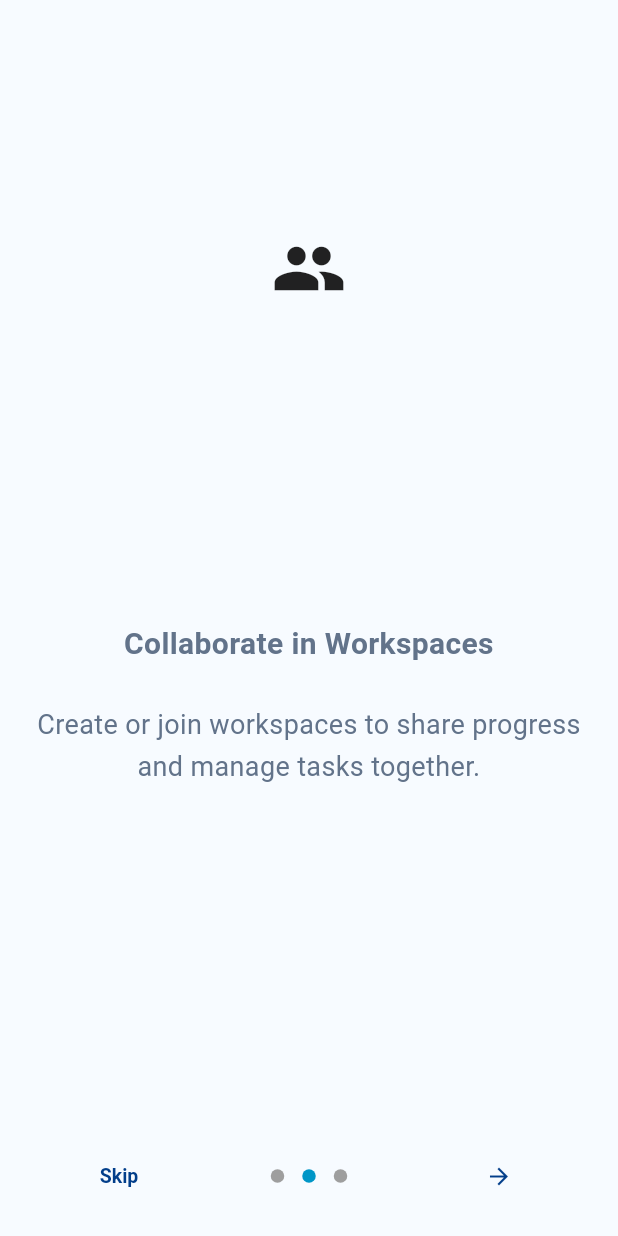
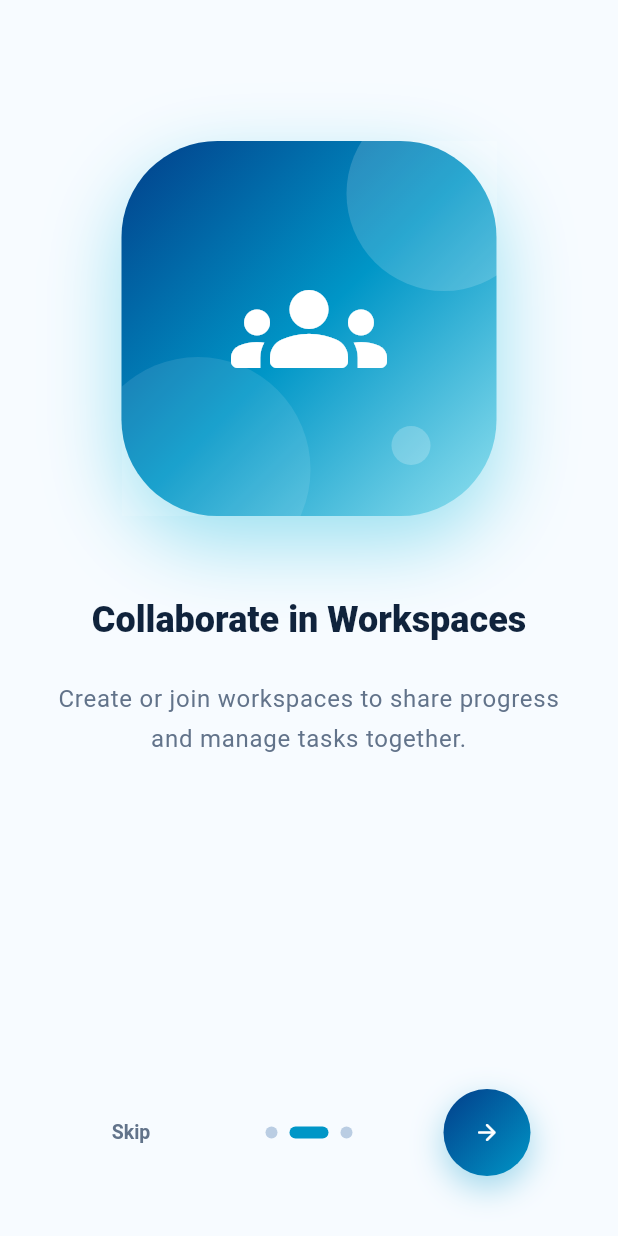
Before and after one commit to workabeer625-ai/nexora_app, a Flutter app: the screen it shows after launch, swiped to page 2, on a phone screen of 412 x 824 dp. Run offline on Flutter 3.47's test engine with Material 3 defaults, Android fonts, the phone set to English and light mode, and no system bars; drawn by our look-alikes of introduction_screen; our stand-ins replace cloud_firestore, firebase_auth, firebase_core, firebase_storage, qr_flutter, share_plus and 1 more; missing offline and left inert: mobile_scanner; accounts and stored records are empty.

Commit message:
إعادة تصميم شاشات التعريف الثلاث بهوية فاخرة
Co-authored-by: arena-agent <297053741+arena-agent@users.noreply.github.com>

```diff
--- a/lib/features/onboarding/presentation/pages/onboarding_page.dart
+++ b/lib/features/onboarding/presentation/pages/onboarding_page.dart
@@ -4,6 +4,7 @@ import 'package:nexora_app/app/pages/app_shell_page.dart';
 import 'package:shared_preferences/shared_preferences.dart';
 
 import '../../../../core/localization/app_localizations.dart';
+import '../../../../core/theme/app_tokens.dart';
 
 class OnboardingPage extends StatelessWidget {
   const OnboardingPage({super.key});
@@ -21,7 +22,25 @@ class OnboardingPage extends StatelessWidget {
 
   @override
   Widget build(BuildContext context) {
+    final theme = Theme.of(context);
+    final decoration = PageDecoration(
+      titleTextStyle: theme.textTheme.headlineSmall!.copyWith(
+        fontWeight: FontWeight.w800,
+        color: AppColors.ink,
+        height: 1.25,
+      ),
+      bodyTextStyle: theme.textTheme.bodyLarge!.copyWith(
+        color: AppColors.inkMuted,
+        height: 1.7,
+      ),
+      imagePadding: const EdgeInsets.only(top: 56),
+      contentMargin: const EdgeInsets.symmetric(horizontal: 28),
+      pageColor: AppColors.canvas,
+      footerPadding: const EdgeInsets.only(top: 16),
+    );
+
     return IntroductionScreen(
+      globalBackgroundColor: AppColors.canvas,
       pages: [
         PageViewModel(
           title: context.tr(en: 'Welcome to Nexora', ar: 'مرحبًا بك في Nexora'),
@@ -29,7 +48,12 @@ class OnboardingPage extends StatelessWidget {
             en: 'Manage projects and collaborate with your team in one calm workspace.',
             ar: 'أدر مشاريعك وتعاون مع فريقك في مساحة عمل واحدة ومنظمة.',
           ),
-          image: const Center(child: Icon(Icons.waving_hand, size: 50.0)),
+          image: _OnboardingArt(
+            gradient: [AppColors.primaryStrong, AppColors.primary],
+            glow: AppColors.primary,
+            icon: Icons.waving_hand_rounded,
+          ),
+          decoration: decoration,
         ),
         PageViewModel(
           title: context.tr(
@@ -40,7 +64,12 @@ class OnboardingPage extends StatelessWidget {
             en: 'Create or join workspaces to share progress and manage tasks together.',
             ar: 'أنشئ مساحات عمل أو انضم إليها لمشاركة التقدم وإدارة المهام معًا.',
           ),
-          image: const Center(child: Icon(Icons.group, size: 50.0)),
+          image: _OnboardingArt(
+            gradient: AppColors.memberHeroGradient,
+            glow: AppColors.member,
+            icon: Icons.groups_rounded,
+          ),
+          decoration: decoration,
         ),
         PageViewModel(
           title: context.tr(en: 'Join in seconds', ar: 'انضم خلال ثوانٍ'),
@@ -48,21 +77,194 @@ class OnboardingPage extends StatelessWidget {
             en: 'Use an invite code or scan a QR, preview the workspace, then request access.',
             ar: 'استخدم كود الدعوة أو امسح رمز QR، وعاين المساحة، ثم اطلب الوصول.',
           ),
-          image: const Center(child: Icon(Icons.qr_code_scanner, size: 50.0)),
+          image: _OnboardingArt(
+            gradient: AppColors.adminHeroGradient,
+            glow: AppColors.admin,
+            icon: Icons.qr_code_scanner_rounded,
+          ),
+          decoration: decoration,
         ),
       ],
       onDone: () => _onDone(context),
       onSkip: () => _onDone(context),
       showSkipButton: true,
+      showBackButton: true,
+      back: const _GhostCircleButton(icon: Icons.arrow_back_rounded),
       skip: Text(
         context.tr(en: 'Skip', ar: 'تخطي'),
-        style: const TextStyle(fontWeight: FontWeight.w600),
+        style: TextStyle(
+          fontWeight: FontWeight.w700,
+          color: AppColors.inkMuted,
+        ),
       ),
-      next: const Icon(Icons.arrow_forward),
-      done: Text(
-        context.tr(en: 'Done', ar: 'تم'),
-        style: const TextStyle(fontWeight: FontWeight.w600),
+      next: const _GradientCircleButton(),
+      done: Container(
+        padding: const EdgeInsets.symmetric(horizontal: 30, vertical: 14),
+        decoration: BoxDecoration(
+          gradient: LinearGradient(
+            begin: Alignment.topLeft,
+            end: Alignment.bottomRight,
+            colors: [AppColors.primaryStrong, AppColors.primary],
+          ),
+          borderRadius: AppRadii.pill,
+          boxShadow: [
+            BoxShadow(
+              color: AppColors.primary.withValues(alpha: 0.35),
+              blurRadius: 20,
+              offset: const Offset(0, 8),
+            ),
+          ],
+        ),
+        child: Text(
+          context.tr(en: 'Get started', ar: 'ابدأ الآن'),
+          style: const TextStyle(
+            fontWeight: FontWeight.w800,
+            color: Colors.white,
+            fontSize: 15,
+          ),
+        ),
+      ),
+      dotsDecorator: DotsDecorator(
+        size: const Size(8, 8),
+        activeSize: const Size(26, 8),
+        color: AppColors.outlineStrong,
+        activeColor: AppColors.primary,
+        spacing: const EdgeInsets.symmetric(horizontal: 4),
+        activeShape: RoundedRectangleBorder(
+          borderRadius: BorderRadius.circular(999),
+        ),
+      ),
+      controlsMargin: const EdgeInsets.fromLTRB(20, 8, 20, 8),
+      controlsPadding: const EdgeInsets.fromLTRB(8, 8, 8, 24),
+    );
+  }
+}
+
+/// Large gradient illustration shown at the top of each onboarding page.
+class _OnboardingArt extends StatelessWidget {
+  const _OnboardingArt({
+    required this.gradient,
+    required this.glow,
+    required this.icon,
+  });
+
+  final List<Color> gradient;
+  final Color glow;
+  final IconData icon;
+
+  @override
+  Widget build(BuildContext context) {
+    return Center(
+      child: Container(
+        width: 250,
+        height: 250,
+        decoration: BoxDecoration(
+          gradient: LinearGradient(
+            begin: Alignment.topLeft,
+            end: Alignment.bottomRight,
+            colors: gradient,
+          ),
+          borderRadius: const BorderRadius.all(Radius.circular(64)),
+          boxShadow: [
+            BoxShadow(
+              color: glow.withValues(alpha: 0.38),
+              blurRadius: 44,
+              offset: const Offset(0, 18),
+            ),
+          ],
+        ),
+        child: Stack(
+          children: [
+            Positioned(
+              top: -30,
+              right: -30,
+              child: _Orb(diameter: 130, color: Colors.white.withValues(alpha: 0.16)),
+            ),
+            Positioned(
+              bottom: -44,
+              left: -24,
+              child: _Orb(diameter: 150, color: Colors.white.withValues(alpha: 0.10)),
+            ),
+            Positioned(
+              bottom: 34,
+              right: 44,
+              child: _Orb(diameter: 26, color: Colors.white.withValues(alpha: 0.22)),
+            ),
+            Center(
+              child: Icon(icon, size: 104, color: Colors.white),
+            ),
+          ],
+        ),
       ),
     );
   }
 }
+
+class _Orb extends StatelessWidget {
+  const _Orb({required this.diameter, required this.color});
+
+  final double diameter;
+  final Color color;
+
+  @override
+  Widget build(BuildContext context) {
+    return IgnorePointer(
+      child: Container(
+        width: diameter,
+        height: diameter,
+        decoration: BoxDecoration(shape: BoxShape.circle, color: color),
+      ),
+    );
+  }
+}
+
+/// Round gradient "next" button.
+class _GradientCircleButton extends StatelessWidget {
+  const _GradientCircleButton();
+
+  @override
+  Widget build(BuildContext context) {
+    return Container(
+      width: 58,
+      height: 58,
+      decoration: BoxDecoration(
+        shape: BoxShape.circle,
+        gradient: LinearGradient(
+          begin: Alignment.topLeft,
+          end: Alignment.bottomRight,
+          colors: [AppColors.primaryStrong, AppColors.primary],
+        ),
+        boxShadow: [
+          BoxShadow(
+            color: AppColors.primary.withValues(alpha: 0.35),
+            blurRadius: 18,
+            offset: const Offset(0, 8),
+          ),
+        ],
+      ),
+      // arrow_forward auto-mirrors in RTL, so "next" stays correct in Arabic.
+      child: const Icon(Icons.arrow_forward_rounded, color: Colors.white),
+    );
+  }
+}
+
+/// Subtle outline "back" button.
+class _GhostCircleButton extends StatelessWidget {
+  const _GhostCircleButton({required this.icon});
+
+  final IconData icon;
+
+  @override
+  Widget build(BuildContext context) {
+    return Container(
+      width: 52,
+      height: 52,
+      decoration: BoxDecoration(
+        shape: BoxShape.circle,
+        color: AppColors.surface,
+        border: Border.all(color: AppColors.outlineStrong),
+      ),
+      child: Icon(icon, color: AppColors.inkMuted),
+    );
+  }
+}
```
